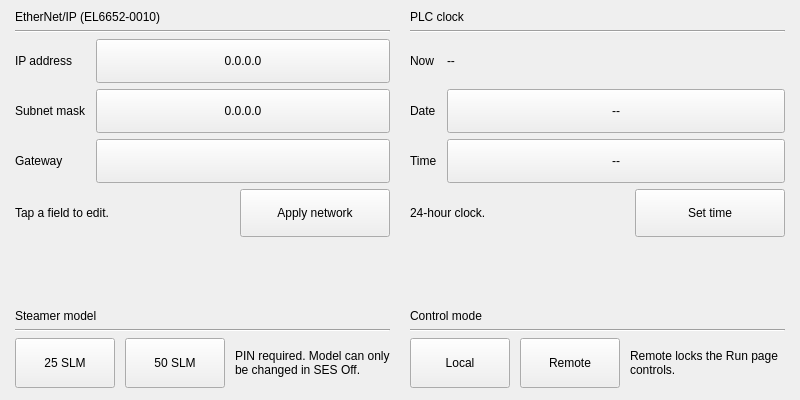
Before: the Qt Designer form ui/resources/SystemPage_widget.ui in tamdak-dan/rch-steamer, drawn with Qt 5.
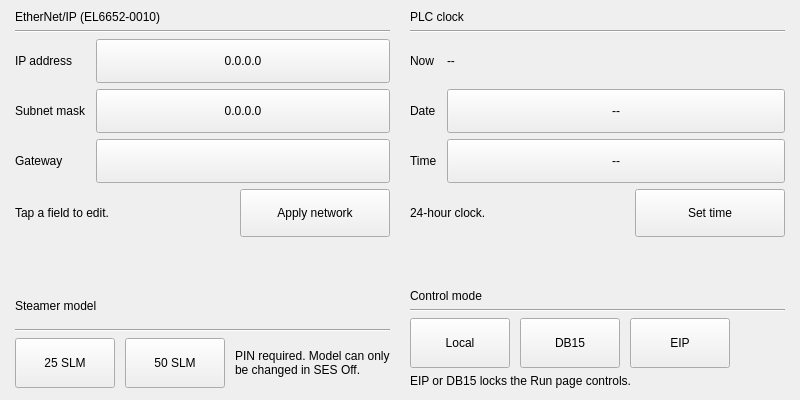
After: the same form once the commit is applied.

Commit message: System page: control mode Local / DB15 / EIP (bSetRemoteMode as BYTE)

```diff
--- a/ui/resources/SystemPage_widget.ui
+++ b/ui/resources/SystemPage_widget.ui
@@ -435,7 +435,7 @@
         </widget>
        </item>
        <item>
-        <layout class="QHBoxLayout" name="SystemPage_ControlRow" stretch="0,0,1">
+        <layout class="QHBoxLayout" name="SystemPage_ControlRow" stretch="0,0,0,1">
          <property name="spacing">
           <number>10</number>
          </property>
@@ -467,7 +467,26 @@
               </size>
              </property>
              <property name="text">
-              <string>Remote</string>
+              <string>DB15</string>
+             </property>
+             <property name="checkable">
+              <bool>true</bool>
+             </property>
+             <property name="sys" stdset="0">
+              <bool>true</bool>
+             </property>
+            </widget>
+           </item>
+           <item>
+            <widget class="QPushButton" name="btn_ControlEip">
+             <property name="minimumSize">
+              <size>
+               <width>100</width>
+               <height>50</height>
+              </size>
+             </property>
+             <property name="text">
+              <string>EIP</string>
              </property>
              <property name="checkable">
               <bool>true</bool>
@@ -478,9 +497,24 @@
             </widget>
            </item>
          <item>
+          <spacer name="ControlRow_fill">
+           <property name="orientation">
+            <enum>Qt::Orientation::Horizontal</enum>
+           </property>
+           <property name="sizeHint" stdset="0">
+            <size>
+             <width>0</width>
+             <height>0</height>
+            </size>
+           </property>
+          </spacer>
+         </item>
+        </layout>
+       </item>
+       <item>
           <widget class="QLabel" name="lbl_ControlStatus">
            <property name="text">
-            <string>Remote locks the Run page controls.</string>
+            <string>EIP or DB15 locks the Run page controls.</string>
            </property>
            <property name="wordWrap">
             <bool>true</bool>
@@ -490,8 +524,6 @@
            </property>
           </widget>
          </item>
-        </layout>
-       </item>
       </layout>
      </item>
     </layout>
```
Left out of the diff: 2 changed lines with no effect on the pictures. The commit also changes 4 other files.
